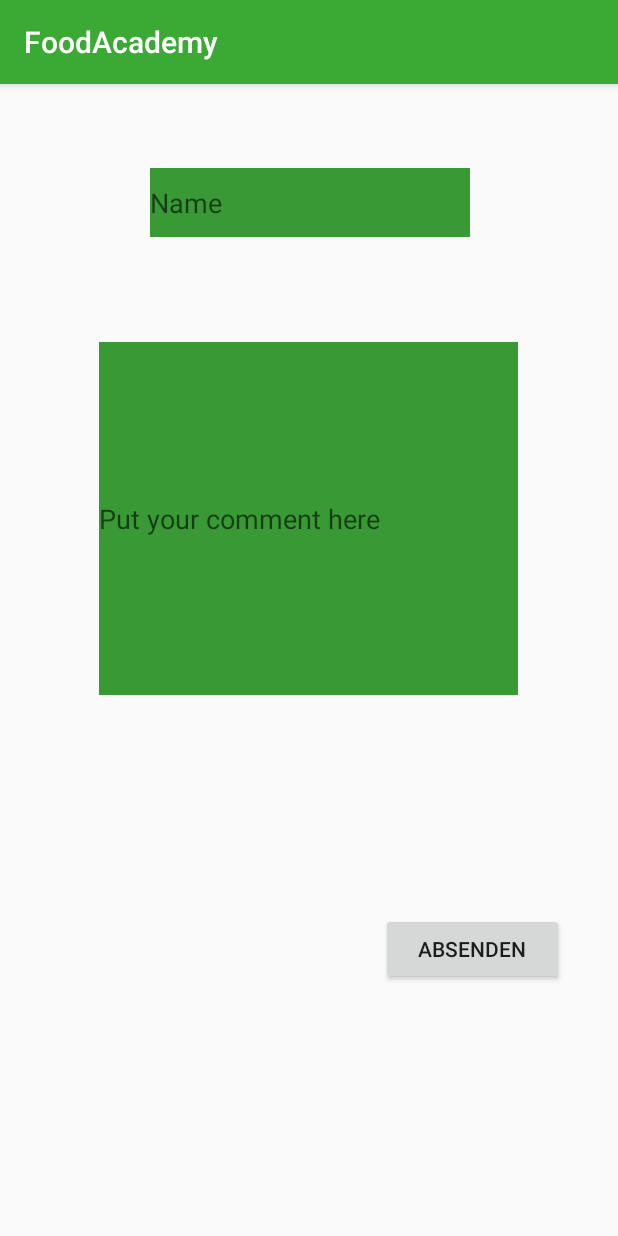
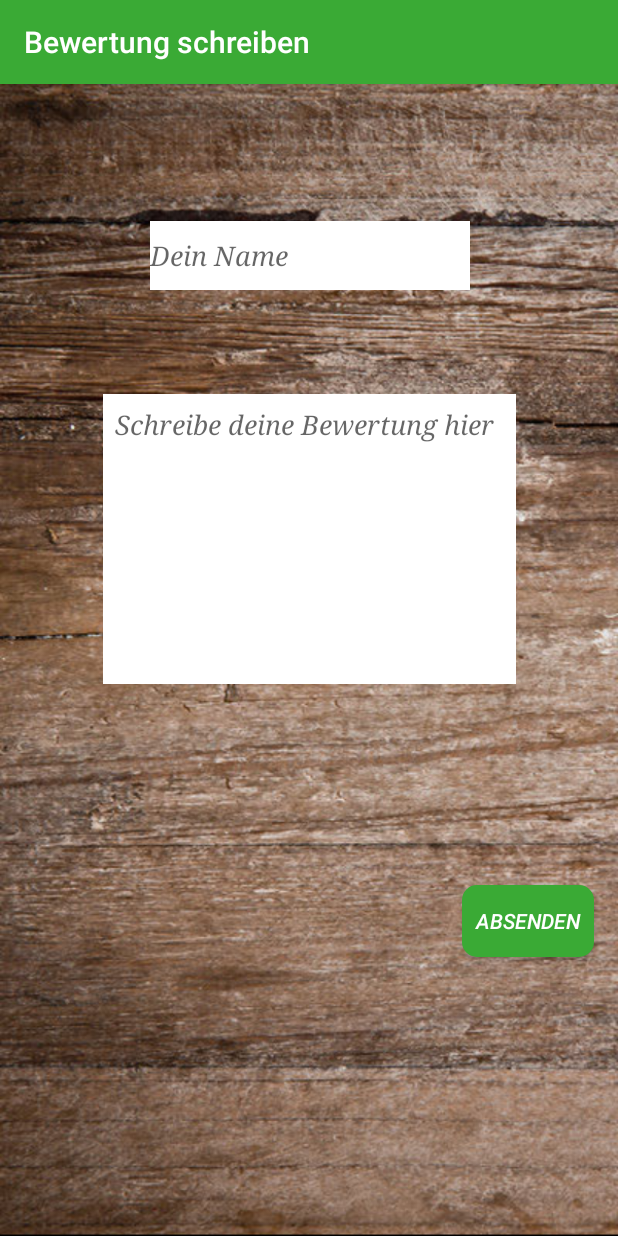
Before and after one commit to omshill0305/FoodAcademy, an Android app: the WriteFeedbackActivity screen opened directly, with no data from a screen before it, on a phone screen of 412 x 824 dp. Run offline under Robolectric (Android 15) with nearby library versions, the phone set to English and light mode, and no system bars.

Commit message:
DesignConfirmed

```diff
--- a/app/src/main/AndroidManifest.xml
+++ b/app/src/main/AndroidManifest.xml
@@ -58,7 +58,8 @@
             android:name=".FeedbackActivity"
             android:label="@string/more_feedback"
             android:theme="@style/AppTheme.NoActionBar" />
-        <activity android:name=".WriteFeedbackActivity"></activity>
+        <activity android:name=".WriteFeedbackActivity"
+            android:label="@string/write_feedback"></activity>
     </application>
 
 </manifest>
--- a/app/src/main/res/layout/activity_write_feedback.xml
+++ b/app/src/main/res/layout/activity_write_feedback.xml
@@ -4,54 +4,72 @@
     xmlns:tools="http://schemas.android.com/tools"
     android:layout_width="match_parent"
     android:layout_height="match_parent"
+    android:background="@drawable/background"
     tools:context=".WriteFeedbackActivity">
 
     <EditText
         android:id="@+id/editText"
         android:layout_width="wrap_content"
         android:layout_height="46dp"
-        android:layout_marginTop="56dp"
+        android:layout_marginTop="91dp"
         android:autofillHints=""
-        android:background="@color/colorPrimaryDark"
+        android:background="@color/colorAccent"
         android:ems="10"
-        android:hint="Name"
+        android:fontFamily="serif"
+        android:hint="Dein Name"
         android:inputType="textPersonName"
+        android:textColor="@color/designText"
+        android:textStyle="italic"
         app:layout_constraintEnd_toEndOf="parent"
         app:layout_constraintHorizontal_bias="0.502"
         app:layout_constraintStart_toStartOf="parent"
         app:layout_constraintTop_toTopOf="parent" />
 
+
+    <Button
+        android:id="@+id/button"
+        android:layout_width="wrap_content"
+        android:layout_height="wrap_content"
+        android:layout_marginTop="8dp"
+        android:layout_marginEnd="16dp"
+        android:layout_marginBottom="60dp"
+        android:background="@drawable/radius_button"
+        android:paddingTop="8dp"
+        android:paddingBottom="8dp"
+        android:paddingStart="8dp"
+        android:paddingEnd="8dp"
+        android:text="Absenden"
+        android:textColor="@color/colorAccent"
+        android:textStyle="italic"
+        app:layout_constraintBottom_toBottomOf="parent"
+        app:layout_constraintEnd_toEndOf="parent"
+        app:layout_constraintTop_toBottomOf="@+id/editText4" />
+
     <EditText
-        android:id="@+id/editText2"
-        android:layout_width="279dp"
-        android:layout_height="235dp"
-        android:layout_marginStart="8dp"
+        android:id="@+id/editText4"
+        android:layout_width="275dp"
+        android:layout_height="193dp"
         android:layout_marginTop="8dp"
         android:layout_marginBottom="8dp"
+        android:background="@color/colorAccent"
         android:ems="10"
-        android:hint="Put your comment here"
-        android:inputType="textPersonName"
+        android:fontFamily="serif"
+        android:hint="Schreibe deine Bewertung hier"
+        android:gravity="top"
+        android:paddingTop="8dp"
+        android:paddingBottom="8dp"
+        android:paddingStart="8dp"
+        android:paddingEnd="8dp"
+        android:inputType="textMultiLine"
+        android:textStyle="italic"
+        android:textColor="@color/designText"
+        android:lines="10"
+
         app:layout_constraintBottom_toBottomOf="parent"
         app:layout_constraintEnd_toEndOf="parent"
-        app:layout_constraintHorizontal_bias="0.463"
+        app:layout_constraintHorizontal_bias="0.502"
         app:layout_constraintStart_toStartOf="parent"
         app:layout_constraintTop_toBottomOf="@+id/editText"
-        app:layout_constraintVertical_bias="0.15"
-        android:background="@color/colorPrimaryDark"/>
+        app:layout_constraintVertical_bias="0.145" />
 
-    <Button
-        android:id="@+id/button2"
-        android:layout_width="122dp"
-        android:layout_height="wrap_content"
-        android:layout_marginStart="8dp"
-        android:layout_marginTop="8dp"
-        android:layout_marginEnd="8dp"
-        android:layout_marginBottom="8dp"
-        android:text="Absenden"
-        app:layout_constraintBottom_toBottomOf="parent"
-        app:layout_constraintEnd_toEndOf="parent"
-        app:layout_constraintHorizontal_bias="0.898"
-        app:layout_constraintStart_toStartOf="parent"
-        app:layout_constraintTop_toBottomOf="@+id/editText2"
-        app:layout_constraintVertical_bias="0.462" />
 </android.support.constraint.ConstraintLayout>
--- a/app/src/main/res/values/strings.xml
+++ b/app/src/main/res/values/strings.xml
@@ -195,5 +195,7 @@ Restaurant ausklingen zu lassen. </string>
 
     </string>
 
+    <string name="write_feedback">Bewertung schreiben</string>
+
 
 </resources>
```
